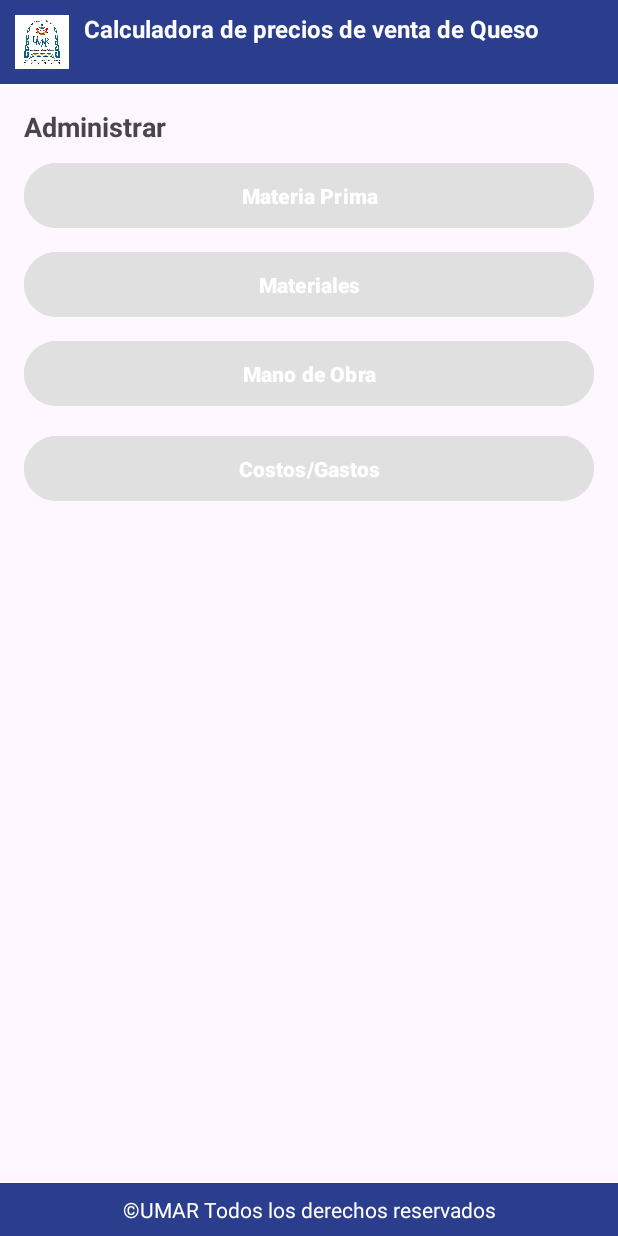
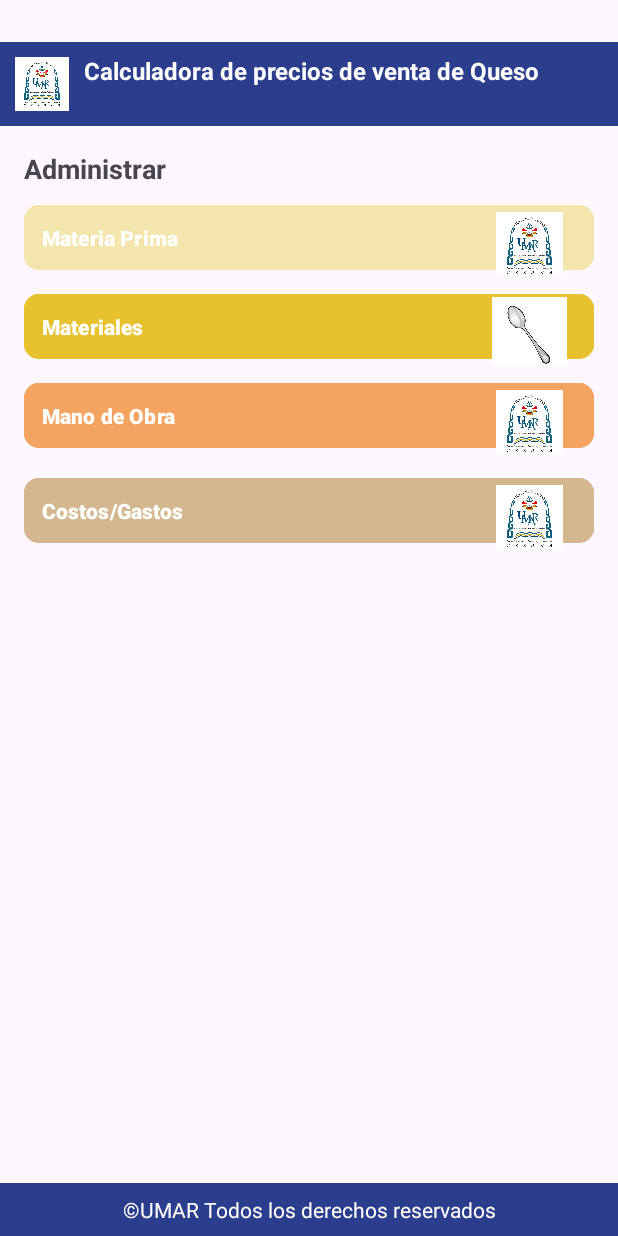
Before and after one commit to tuX-2/Proyecto_PDM, an Android app: the Pantalla_Menu_administracion screen opened directly, with no data from a screen before it, on a phone screen of 412 x 824 dp. Run offline under Robolectric (Android 15) with nearby library versions, the phone set to English and light mode, and no system bars.

```diff
--- a/app/src/main/res/layout/activity_pantalla_menu_administracion.xml
+++ b/app/src/main/res/layout/activity_pantalla_menu_administracion.xml
@@ -12,12 +12,14 @@
         android:id="@+id/header"
         android:layout_width="0dp"
         android:layout_height="wrap_content"
+        android:layout_marginTop="28dp"
+        android:background="#2B3D8D"
         android:orientation="horizontal"
         android:padding="8dp"
-        android:background="#2B3D8D"
-        app:layout_constraintTop_toTopOf="parent"
+        app:layout_constraintEnd_toEndOf="parent"
+        app:layout_constraintHorizontal_bias="1.0"
         app:layout_constraintStart_toStartOf="parent"
-        app:layout_constraintEnd_toEndOf="parent">
+        app:layout_constraintTop_toTopOf="parent">
 
         <ImageView
             android:id="@+id/logo"
@@ -29,15 +31,14 @@
             android:id="@+id/titulo"
             android:layout_width="wrap_content"
             android:layout_height="wrap_content"
+            android:layout_marginStart="8dp"
+            android:gravity="center_vertical"
             android:text="Calculadora de precios de venta de Queso"
             android:textColor="@android:color/white"
             android:textSize="16sp"
-            android:textStyle="bold"
-            android:layout_marginStart="8dp"
-            android:gravity="center_vertical"/>
+            android:textStyle="bold" />
     </LinearLayout>
 
-    <!-- Título "Administrar" -->
     <TextView
         android:id="@+id/txt_admin"
         android:layout_width="wrap_content"
@@ -50,80 +51,143 @@
         android:layout_margin="16dp"/>
 
     <!-- Botón 1: Materia Prima -->
+    <!-- Agregamos FrameLayout para contener el botón y la imagen sobresaliente -->
+    <FrameLayout
+        android:id="@+id/frame_materia_prima"
+        android:layout_width="0dp"
+        android:layout_height="wrap_content"
+        android:layout_marginHorizontal="16dp"
+        android:layout_marginTop="8dp"
+        app:layout_constraintTop_toBottomOf="@id/txt_admin"
+        app:layout_constraintStart_toStartOf="parent"
+        app:layout_constraintEnd_toEndOf="parent">
+
         <com.google.android.material.button.MaterialButton
             android:id="@+id/btn_materia_prima"
-        android:layout_width="0dp"
+            android:layout_width="match_parent"
             android:layout_height="wrap_content"
             android:text="@string/materia_prima"
-        android:backgroundTint="#E0E0E0"
-        app:iconGravity="textEnd"
-        app:iconPadding="8dp"
+            android:backgroundTint="#F3E5AC"
+            android:gravity="start|center_vertical"
             android:textStyle="bold"
             android:textAllCaps="false"
             android:padding="12dp"
-        app:layout_constraintTop_toBottomOf="@id/txt_admin"
-        app:layout_constraintStart_toStartOf="parent"
-        app:layout_constraintEnd_toEndOf="parent"
-        android:layout_marginHorizontal="16dp"
-        android:layout_marginTop="8dp" />
+            app:cornerRadius="10dp" />
+
+        <!-- Imagen sobresaliente -->
+        <ImageView
+            android:id="@+id/img_materia_prima"
+            android:layout_width="70dp"
+            android:layout_height="50dp"
+            android:layout_gravity="end|center_vertical"
+            android:layout_marginEnd="8dp"
+            android:layout_marginBottom="-5dp"
+            android:src="@drawable/logo_umar" />
+    </FrameLayout>
 
     <!-- Botón 2: Materiales -->
+    <FrameLayout
+        android:id="@+id/frame_materiales"
+        android:layout_width="0dp"
+        android:layout_height="wrap_content"
+        android:layout_marginHorizontal="16dp"
+        android:layout_marginTop="8dp"
+        app:layout_constraintTop_toBottomOf="@id/frame_materia_prima"
+        app:layout_constraintStart_toStartOf="parent"
+        app:layout_constraintEnd_toEndOf="parent">
+
         <com.google.android.material.button.MaterialButton
             android:id="@+id/btn_materiales"
-        android:layout_width="0dp"
+            android:layout_width="match_parent"
             android:layout_height="wrap_content"
             android:text="Materiales"
-        android:backgroundTint="#E0E0E0"
-        android:icon="@drawable/ic_materiales"
-        app:iconGravity="textEnd"
-        app:iconPadding="8dp"
+            android:backgroundTint="#E8C12F"
+            android:gravity="start|center_vertical"
             android:textStyle="bold"
             android:textAllCaps="false"
             android:padding="12dp"
-        app:layout_constraintTop_toBottomOf="@id/btn_materia_prima"
-        app:layout_constraintStart_toStartOf="parent"
-        app:layout_constraintEnd_toEndOf="parent"
-        android:layout_marginHorizontal="16dp"
-        android:layout_marginTop="8dp" />
+            app:cornerRadius="10dp" />
+
+        <!-- Imagen sobresaliente -->
+        <ImageView
+            android:id="@+id/img_materiales"
+            android:layout_width="70dp"
+            android:layout_height="50dp"
+            android:layout_gravity="end|center_vertical"
+            android:layout_marginEnd="8dp"
+            android:layout_marginBottom="-5dp"
+            android:src="@drawable/ic_materiales" />
+    </FrameLayout>
 
     <!-- Botón 3: Mano de Obra -->
+    <FrameLayout
+        android:id="@+id/frame_mano_obra"
+        android:layout_width="0dp"
+        android:layout_height="wrap_content"
+        android:layout_marginHorizontal="16dp"
+        android:layout_marginTop="8dp"
+        app:layout_constraintTop_toBottomOf="@id/frame_materiales"
+        app:layout_constraintStart_toStartOf="parent"
+        app:layout_constraintEnd_toEndOf="parent">
+
         <com.google.android.material.button.MaterialButton
             android:id="@+id/btn_mano_obra"
-        android:layout_width="0dp"
+            android:layout_width="match_parent"
             android:layout_height="wrap_content"
             android:text="Mano de Obra"
-        android:backgroundTint="#E0E0E0"
-        app:iconGravity="textEnd"
-        app:iconPadding="8dp"
+            android:backgroundTint="#F4A460"
+            android:gravity="start|center_vertical"
             android:textStyle="bold"
             android:textAllCaps="false"
             android:padding="12dp"
-        app:layout_constraintTop_toBottomOf="@id/btn_materiales"
-        app:layout_constraintStart_toStartOf="parent"
-        app:layout_constraintEnd_toEndOf="parent"
-        android:layout_marginHorizontal="16dp"
-        android:layout_marginTop="8dp" />
+            app:cornerRadius="10dp" />
 
-    <!-- Botón 4: Enviar -->
+        <!-- Imagen sobresaliente -->
+        <ImageView
+            android:id="@+id/img_mano_obra"
+            android:layout_width="70dp"
+            android:layout_height="50dp"
+            android:layout_gravity="end|center_vertical"
+            android:layout_marginEnd="8dp"
+            android:layout_marginBottom="-5dp"
+            android:src="@drawable/logo_umar" />
+    </FrameLayout>
 
-    <!-- Footer -->
-    <com.google.android.material.button.MaterialButton
-        android:id="@+id/btn_costos_gastos"
+    <!-- Botón 4: Costos/Gastos -->
+    <FrameLayout
+        android:id="@+id/frame_costos_gastos"
         android:layout_width="0dp"
         android:layout_height="wrap_content"
         android:layout_marginHorizontal="16dp"
         android:layout_marginTop="12dp"
-        android:backgroundTint="#E0E0E0"
-        app:iconGravity="textEnd"
-        app:iconPadding="8dp"
+        app:layout_constraintTop_toBottomOf="@id/frame_mano_obra"
+        app:layout_constraintStart_toStartOf="parent"
+        app:layout_constraintEnd_toEndOf="parent">
+
+        <com.google.android.material.button.MaterialButton
+            android:id="@+id/btn_costos_gastos"
+            android:layout_width="match_parent"
+            android:layout_height="wrap_content"
+            android:text="Costos/Gastos"
+            android:backgroundTint="#D4B78F"
+            android:gravity="start|center_vertical"
+            android:textStyle="bold"
+            android:textAllCaps="false"
             android:padding="12dp"
-        android:text="Costos/Gastos"
-        android:textAllCaps="false"
-        android:textStyle="bold"
-        app:layout_constraintEnd_toEndOf="parent"
-        app:layout_constraintStart_toStartOf="parent"
-        app:layout_constraintTop_toBottomOf="@id/btn_mano_obra" />
+            app:cornerRadius="10dp" />
 
+        <!-- Imagen sobresaliente -->
+        <ImageView
+            android:id="@+id/img_costos_gastos"
+            android:layout_width="70dp"
+            android:layout_height="50dp"
+            android:layout_gravity="end|center_vertical"
+            android:layout_marginEnd="8dp"
+            android:layout_marginBottom="-5dp"
+            android:src="@drawable/logo_umar" />
+    </FrameLayout>
+
+    <!-- Footer -->
     <TextView
         android:id="@+id/footer"
         android:layout_width="0dp"
```
Lines whose indentation alone changed are shown as unchanged.
